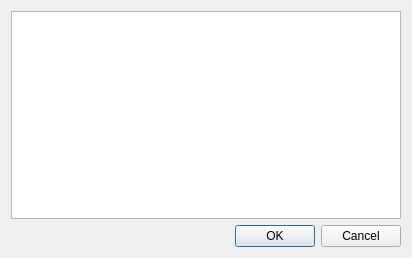
Before: the Qt Designer form liteidex/src/plugins/litebuild/buildconfigdialog.ui in seanxyh/liteide, drawn with Qt 5.
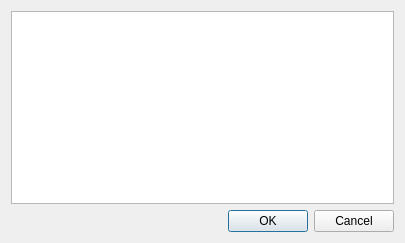
After: the same form once the commit is applied.

Diff of the .ui file:
```diff
--- a/liteidex/src/plugins/litebuild/buildconfigdialog.ui
+++ b/liteidex/src/plugins/litebuild/buildconfigdialog.ui
@@ -6,8 +6,8 @@
    <rect>
     <x>0</x>
     <y>0</y>
-    <width>412</width>
-    <height>258</height>
+    <width>405</width>
+    <height>243</height>
    </rect>
   </property>
   <property name="windowTitle">
```
